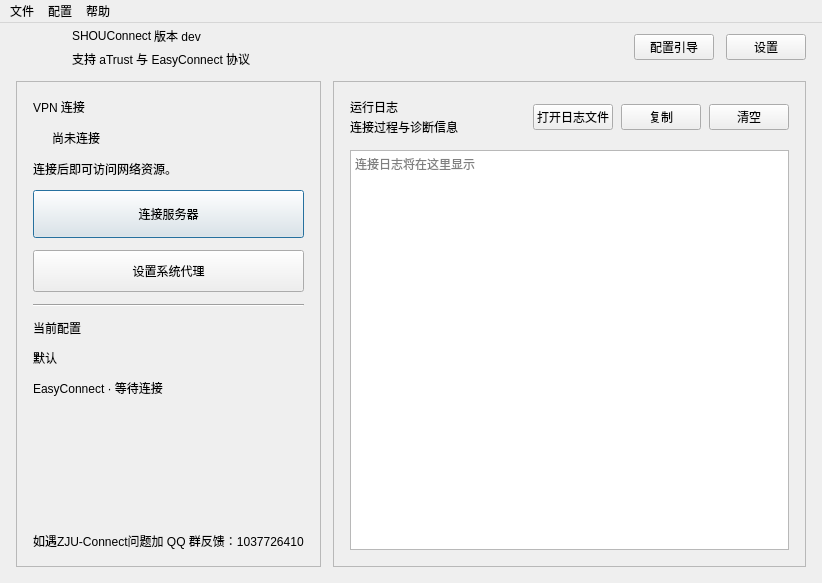
The window that presentation/main/mainwindow.ui (Conduit-Club/SHOU-Connect) describes before a commit, drawn with Qt 5.
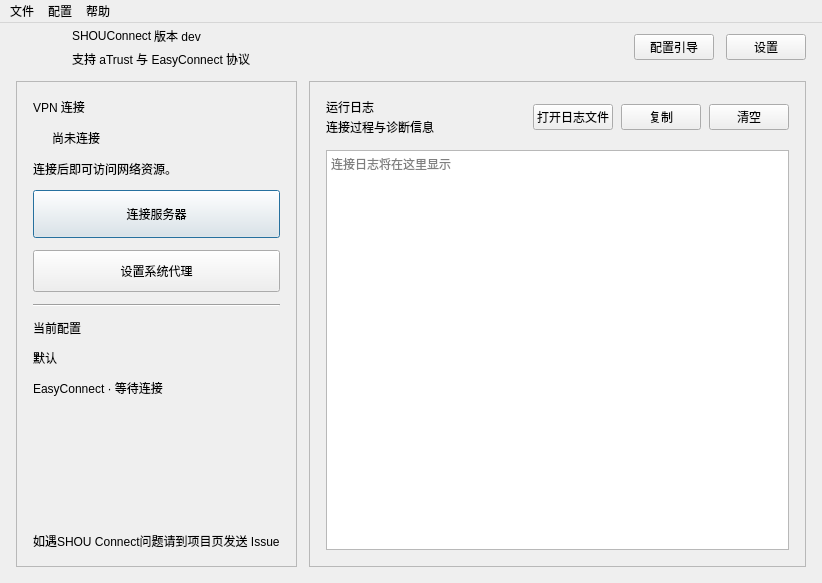
The same window after the commit. Icons and pictures are not drawn.

```diff
--- a/presentation/main/mainwindow.ui
+++ b/presentation/main/mainwindow.ui
@@ -326,7 +326,7 @@
          <item>
           <widget class="QLabel" name="qqGroupLabel">
            <property name="text">
-            <string>如遇ZJU-Connect问题加 QQ 群反馈：1037726410</string>
+            <string>如遇SHOU Connect问题请到项目页发送 Issue</string>
            </property>
           </widget>
          </item>
```
